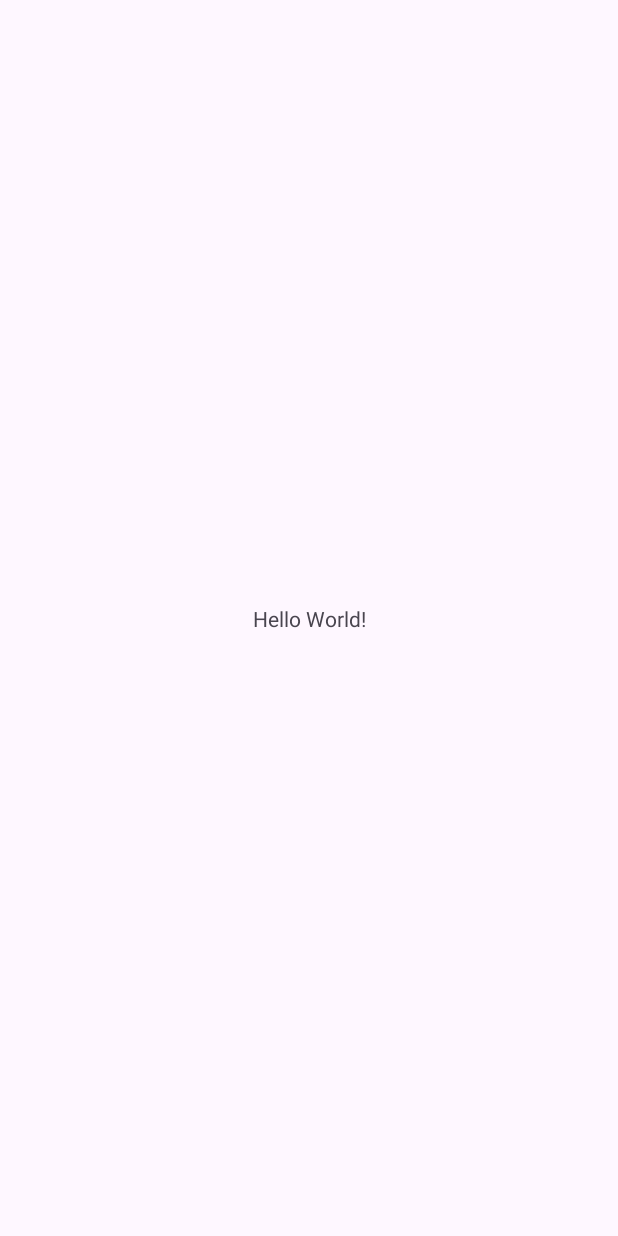
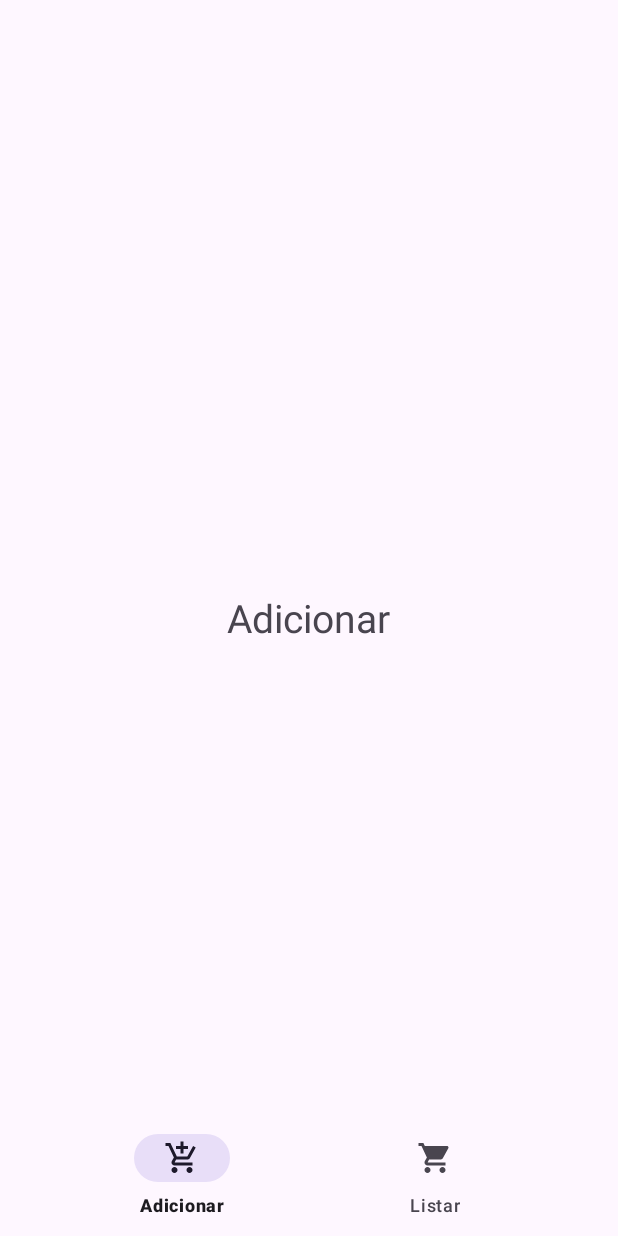
Before and after one commit to Paguiar735/ResolucaoAtividadesAndroid, an Android app: the screen it shows after launch (MainActivity), on a phone screen of 412 x 824 dp. Before the commit the screen is almost empty. Run offline under Robolectric (Android 15) with nearby library versions, the phone set to English and light mode, and no system bars.

Commit message:
[FEAT]: add bottom nav bar

```diff
--- a/UC11/SA1_AT1a4/app/build.gradle
+++ b/UC11/SA1_AT1a4/app/build.gradle
@@ -22,6 +22,11 @@ android {
             proguardFiles getDefaultProguardFile('proguard-android-optimize.txt'), 'proguard-rules.pro'
         }
     }
+
+    buildFeatures {
+        viewBinding true
+    }
+
     compileOptions {
         sourceCompatibility JavaVersion.VERSION_1_8
         targetCompatibility JavaVersion.VERSION_1_8
--- /dev/null
+++ b/UC11/SA1_AT1a4/app/src/main/java/com/example/uc11/AddItemsFragment.java
@@ -0,0 +1,67 @@
+package com.example.uc11;
+
+import android.os.Bundle;
+
+import androidx.fragment.app.Fragment;
+
+import android.view.LayoutInflater;
+import android.view.View;
+import android.view.ViewGroup;
+
+//public class AddItemsFragment extends Fragment {
+//    @Override
+//    public View onCreateView(LayoutInflater inflater, ViewGroup container,
+//                             Bundle savedInstanceState) {
+//        // Inflate the layout for this fragment
+//        return inflater.inflate(R.layout.fragment_add_items, container, false);
+//    }
+//}
+public class AddItemsFragment extends Fragment {
+
+    // TODO: Rename parameter arguments, choose names that match
+    // the fragment initialization parameters, e.g. ARG_ITEM_NUMBER
+    private static final String ARG_PARAM1 = "param1";
+    private static final String ARG_PARAM2 = "param2";
+
+    // TODO: Rename and change types of parameters
+    private String mParam1;
+    private String mParam2;
+
+    public AddItemsFragment() {
+        // Required empty public constructor
+    }
+
+    /**
+     * Use this factory method to create a new instance of
+     * this fragment using the provided parameters.
+     *
+     * @param param1 Parameter 1.
+     * @param param2 Parameter 2.
+     * @return A new instance of fragment AddItemsFragment.
+     */
+    // TODO: Rename and change types and number of parameters
+    public static AddItemsFragment newInstance(String param1, String param2) {
+        AddItemsFragment fragment = new AddItemsFragment();
+        Bundle args = new Bundle();
+        args.putString(ARG_PARAM1, param1);
+        args.putString(ARG_PARAM2, param2);
+        fragment.setArguments(args);
+        return fragment;
+    }
+
+    @Override
+    public void onCreate(Bundle savedInstanceState) {
+        super.onCreate(savedInstanceState);
+        if (getArguments() != null) {
+            mParam1 = getArguments().getString(ARG_PARAM1);
+            mParam2 = getArguments().getString(ARG_PARAM2);
+        }
+    }
+
+    @Override
+    public View onCreateView(LayoutInflater inflater, ViewGroup container,
+                             Bundle savedInstanceState) {
+        // Inflate the layout for this fragment
+        return inflater.inflate(R.layout.fragment_add_items, container, false);
+    }
+}
--- a/UC11/SA1_AT1a4/app/src/main/java/com/example/uc11/MainActivity.java
+++ b/UC11/SA1_AT1a4/app/src/main/java/com/example/uc11/MainActivity.java
@@ -2,15 +2,39 @@ package com.example.uc11;
 
 import androidx.appcompat.app.AppCompatActivity;
 import androidx.core.splashscreen.SplashScreen;
+import androidx.fragment.app.Fragment;
+import androidx.fragment.app.FragmentManager;
+import androidx.fragment.app.FragmentTransaction;
 
 import android.os.Bundle;
 
+import com.example.uc11.databinding.ActivityMainBinding;
+
 public class MainActivity extends AppCompatActivity {
+    ActivityMainBinding binding;
 
     @Override
     protected void onCreate(Bundle savedInstanceState) {
         super.onCreate(savedInstanceState);
         SplashScreen.installSplashScreen(this);
-        setContentView(R.layout.activity_main);
+        binding = ActivityMainBinding.inflate(getLayoutInflater());
+        setContentView(binding.getRoot());
+        replaceFragment(new AddItemsFragment());
+        binding.bottomNavigationView.setBackground(null);
+
+        binding.bottomNavigationView.setOnItemSelectedListener(item -> {
+            if (item.getItemId() == R.id.add_items)
+                replaceFragment(new AddItemsFragment());
+            else if (item.getItemId() == R.id.list_items)
+                replaceFragment(new ListItemsFragment());
+            return true;
+        });
+    }
+
+    private void replaceFragment(Fragment fragment) {
+        FragmentManager fragmentManager = getSupportFragmentManager();
+        FragmentTransaction fragmentTransaction = fragmentManager.beginTransaction();
+        fragmentTransaction.replace(R.id.frame_layout, fragment);
+        fragmentTransaction.commit();
     }
 }
--- /dev/null
+++ b/UC11/SA1_AT1a4/app/src/main/res/drawable/ic_shopping_cart.xml
@@ -0,0 +1,5 @@
+<vector android:height="24dp" android:tint="#D0D0D0"
+    android:viewportHeight="24" android:viewportWidth="24"
+    android:width="24dp" xmlns:android="http://schemas.android.com/apk/res/android">
+    <path android:fillColor="@android:color/white" android:pathData="M7,18c-1.1,0 -1.99,0.9 -1.99,2S5.9,22 7,22s2,-0.9 2,-2 -0.9,-2 -2,-2zM1,2v2h2l3.6,7.59 -1.35,2.45c-0.16,0.28 -0.25,0.61 -0.25,0.96 0,1.1 0.9,2 2,2h12v-2L7.42,15c-0.14,0 -0.25,-0.11 -0.25,-0.25l0.03,-0.12 0.9,-1.63h7.45c0.75,0 1.41,-0.41 1.75,-1.03l3.58,-6.49c0.08,-0.14 0.12,-0.31 0.12,-0.48 0,-0.55 -0.45,-1 -1,-1L5.21,4l-0.94,-2L1,2zM17,18c-1.1,0 -1.99,0.9 -1.99,2s0.89,2 1.99,2 2,-0.9 2,-2 -0.9,-2 -2,-2z"/>
+</vector>
--- /dev/null
+++ b/UC11/SA1_AT1a4/app/src/main/res/drawable/ic_shopping_cart_add.xml
@@ -0,0 +1,5 @@
+<vector android:height="24dp" android:tint="#D0D0D0"
+    android:viewportHeight="24" android:viewportWidth="24"
+    android:width="24dp" xmlns:android="http://schemas.android.com/apk/res/android">
+    <path android:fillColor="@android:color/white" android:pathData="M11,9h2L13,6h3L16,4h-3L13,1h-2v3L8,4v2h3v3zM7,18c-1.1,0 -1.99,0.9 -1.99,2S5.9,22 7,22s2,-0.9 2,-2 -0.9,-2 -2,-2zM17,18c-1.1,0 -1.99,0.9 -1.99,2s0.89,2 1.99,2 2,-0.9 2,-2 -0.9,-2 -2,-2zM7.17,14.75l0.03,-0.12 0.9,-1.63h7.45c0.75,0 1.41,-0.41 1.75,-1.03l3.86,-7.01L19.42,4h-0.01l-1.1,2 -2.76,5L8.53,11l-0.13,-0.27L6.16,6l-0.95,-2 -0.94,-2L1,2v2h2l3.6,7.59 -1.35,2.45c-0.16,0.28 -0.25,0.61 -0.25,0.96 0,1.1 0.9,2 2,2h12v-2L7.42,15c-0.13,0 -0.25,-0.11 -0.25,-0.25z"/>
+</vector>
--- a/UC11/SA1_AT1a4/app/src/main/res/layout/activity_main.xml
+++ b/UC11/SA1_AT1a4/app/src/main/res/layout/activity_main.xml
@@ -6,13 +6,18 @@
     android:layout_height="match_parent"
     tools:context=".MainActivity">
 
-    <TextView
-        android:layout_width="wrap_content"
+    <FrameLayout
+        android:id="@+id/frame_layout"
+        android:layout_width="match_parent"
+        android:layout_height="match_parent" />
+
+    <com.google.android.material.bottomnavigation.BottomNavigationView
+        android:id="@+id/bottomNavigationView"
+        android:layout_width="match_parent"
         android:layout_height="wrap_content"
-        android:text="Hello World!"
         app:layout_constraintBottom_toBottomOf="parent"
         app:layout_constraintEnd_toEndOf="parent"
         app:layout_constraintStart_toStartOf="parent"
-        app:layout_constraintTop_toTopOf="parent" />
+        app:menu="@menu/bottom_nav_menu" />
 
 </androidx.constraintlayout.widget.ConstraintLayout>
--- /dev/null
+++ b/UC11/SA1_AT1a4/app/src/main/res/layout/fragment_add_items.xml
@@ -0,0 +1,15 @@
+<?xml version="1.0" encoding="utf-8"?>
+<FrameLayout xmlns:android="http://schemas.android.com/apk/res/android"
+    xmlns:tools="http://schemas.android.com/tools"
+    android:layout_width="match_parent"
+    android:layout_height="match_parent"
+    tools:context=".AddItemsFragment">
+
+    <TextView
+        android:layout_width="wrap_content"
+        android:layout_height="wrap_content"
+        android:layout_gravity="center"
+        android:text="@string/add_items"
+        android:textSize="26sp" />
+
+</FrameLayout>
--- /dev/null
+++ b/UC11/SA1_AT1a4/app/src/main/res/menu/bottom_nav_menu.xml
@@ -0,0 +1,12 @@
+<?xml version="1.0" encoding="utf-8"?>
+<menu xmlns:android="http://schemas.android.com/apk/res/android">
+
+    <item
+        android:id="@+id/add_items"
+        android:icon="@drawable/ic_shopping_cart_add"
+        android:title="@string/add_items" />
+    <item
+        android:id="@+id/list_items"
+        android:icon="@drawable/ic_shopping_cart"
+        android:title="@string/list_items" />
+</menu>
--- a/UC11/SA1_AT1a4/app/src/main/res/values/strings.xml
+++ b/UC11/SA1_AT1a4/app/src/main/res/values/strings.xml
@@ -1,3 +1,5 @@
 <resources>
     <string name="app_name">UC11</string>
+    <string name="add_items">Adicionar</string>
+    <string name="list_items">Listar</string>
 </resources>
```
Also changed, not shown: UC11/SA1_AT1a4/app/src/main/java/com/example/uc11/ListItemsFragment.java (added, +67 -0 lines), UC11/SA1_AT1a4/app/src/main/res/layout/fragment_list_items.xml (added, +16 -0 lines).
